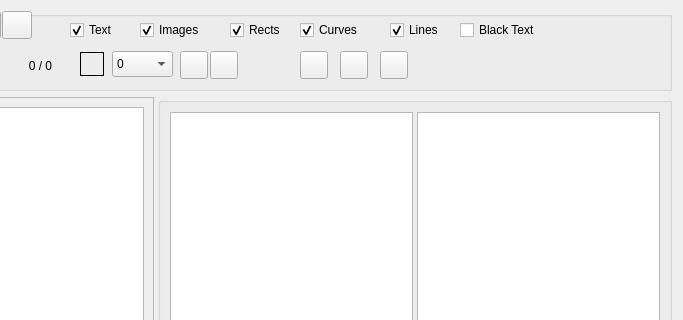
Before: the Qt Designer form GUI_UIs/ui_dialog_code_pdf.ui in ccbogel/QualCoder, drawn with Qt 5; both pictures show x 371 to 1054 and y 0 to 320 of the 1054 by 699 pixel window.
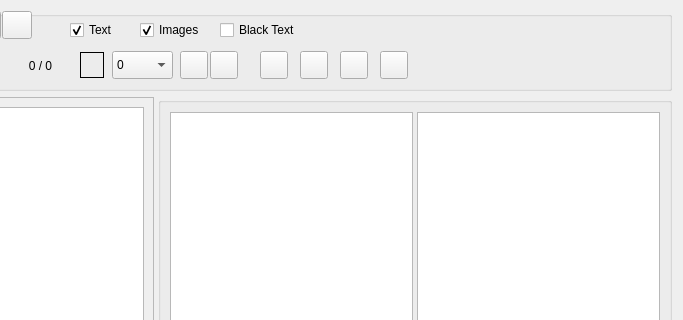
After: the same form once the commit is applied.

Diff of the .ui file:
```diff
--- a/GUI_UIs/ui_dialog_code_pdf.ui
+++ b/GUI_UIs/ui_dialog_code_pdf.ui
@@ -210,38 +210,6 @@
        <string/>
       </property>
      </widget>
-     <widget class="QCheckBox" name="checkBox_curve">
-      <property name="geometry">
-       <rect>
-        <x>660</x>
-        <y>6</y>
-        <width>81</width>
-        <height>26</height>
-       </rect>
-      </property>
-      <property name="text">
-       <string>Curves</string>
-      </property>
-      <property name="checked">
-       <bool>true</bool>
-      </property>
-     </widget>
-     <widget class="QCheckBox" name="checkBox_line">
-      <property name="geometry">
-       <rect>
-        <x>750</x>
-        <y>6</y>
-        <width>61</width>
-        <height>26</height>
-       </rect>
-      </property>
-      <property name="text">
-       <string>Lines</string>
-      </property>
-      <property name="checked">
-       <bool>true</bool>
-      </property>
-     </widget>
      <widget class="QCheckBox" name="checkBox_image">
       <property name="geometry">
        <rect>
@@ -261,7 +229,7 @@
      <widget class="QCheckBox" name="checkBox_black_text">
       <property name="geometry">
        <rect>
-        <x>820</x>
+        <x>580</x>
         <y>6</y>
         <width>111</width>
         <height>26</height>
@@ -290,32 +258,13 @@
        <bool>true</bool>
       </property>
      </widget>
-     <widget class="QCheckBox" name="checkBox_rect">
-      <property name="geometry">
-       <rect>
-        <x>590</x>
-        <y>6</y>
-        <width>61</width>
-        <height>26</height>
-       </rect>
-      </property>
-      <property name="toolTip">
-       <string>&lt;html&gt;&lt;head/&gt;&lt;body&gt;&lt;p&gt;Rectangle objects&lt;/p&gt;&lt;/body&gt;&lt;/html&gt;</string>
-      </property>
-      <property name="text">
-       <string>Rects</string>
-      </property>
-      <property name="checked">
-       <bool>true</bool>
-      </property>
-     </widget>
      <widget class="QLabel" name="label_font_size">
       <property name="geometry">
        <rect>
         <x>440</x>
         <y>41</y>
         <width>24</width>
-        <height>24</height>
+        <height>26</height>
        </rect>
       </property>
       <property name="toolTip">
@@ -403,7 +352,7 @@
         <x>472</x>
         <y>40</y>
         <width>61</width>
-        <height>26</height>
+        <height>28</height>
        </rect>
       </property>
       <item>
@@ -528,6 +477,22 @@
        <string/>
       </property>
      </widget>
+     <widget class="QPushButton" name="pushButton_default_new_code_color">
+      <property name="geometry">
+       <rect>
+        <x>620</x>
+        <y>40</y>
+        <width>28</width>
+        <height>28</height>
+       </rect>
+      </property>
+      <property name="toolTip">
+       <string>Set default colour for new codes</string>
+      </property>
+      <property name="text">
+       <string/>
+      </property>
+     </widget>
     </widget>
    </item>
    <item row="1" column="0">
```
